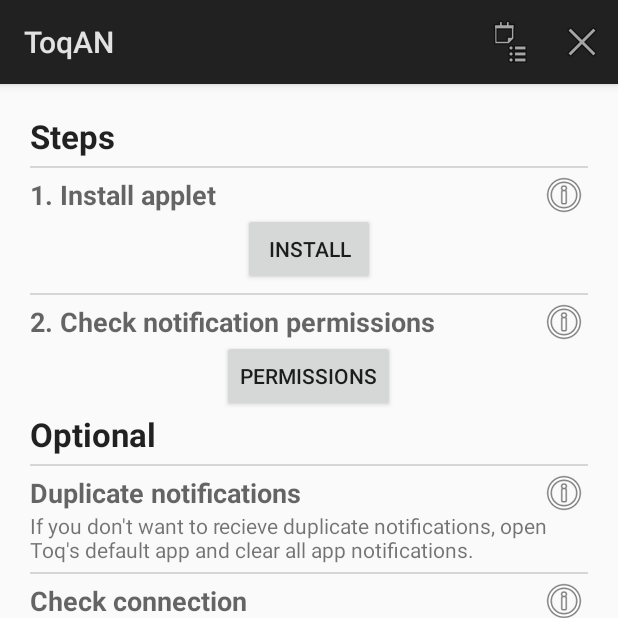
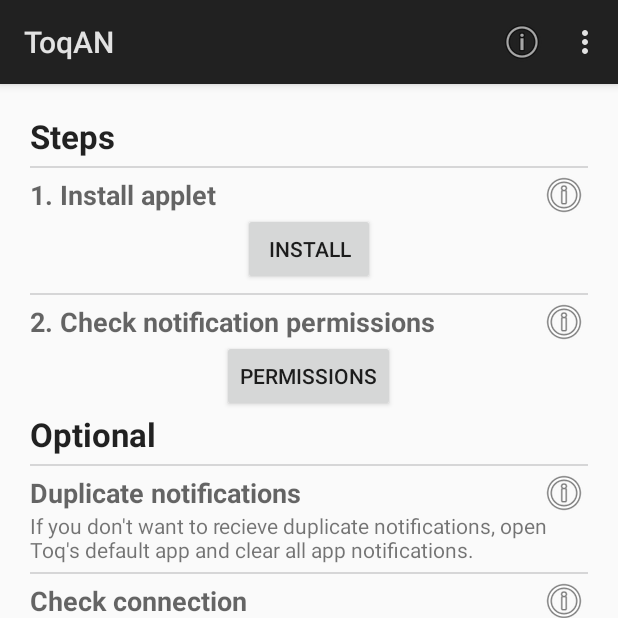
Before and after one commit to alaintxu/toq_alternative_notifications, an Android app: the screen it shows after launch (ToqAlternativeNotifications), on a phone screen of 412 x 824 dp, the top half of it. Run offline under Robolectric (Android 15) with nearby library versions, the phone set to English and light mode, and no system bars.

Commit message:
About Us button added in main activity

```diff
--- a/app/src/main/java/eus/alaintxu/toq_alternative_notifications/ToqAlternativeNotifications.java
+++ b/app/src/main/java/eus/alaintxu/toq_alternative_notifications/ToqAlternativeNotifications.java
@@ -2,6 +2,7 @@ package eus.alaintxu.toq_alternative_notifications;
 
 import android.app.Activity;
 import android.content.Intent;
+import android.net.Uri;
 import android.os.Bundle;
 import android.util.Log;
 import android.view.Menu;
@@ -48,6 +49,10 @@ public class ToqAlternativeNotifications extends Activity{
             case R.id.action_apps:
                 openSettings();
                 return true;
+            case R.id.action_about:
+                String url = "http://alaintxu.github.io/toq_alternative_notifications";
+                Intent browserIntent = new Intent(Intent.ACTION_VIEW, Uri.parse(url));
+                startActivity(browserIntent);
             case R.id.action_stop:
                 toqInterface.destroy();
 
--- a/app/src/main/res/menu/main_actions.xml
+++ b/app/src/main/res/menu/main_actions.xml
@@ -3,9 +3,13 @@
     <item android:id="@+id/action_apps"
         android:icon="@android:drawable/ic_menu_agenda"
         android:title="@string/action_apps"
+        android:showAsAction="never"/>
+    <item android:id="@+id/action_about"
+        android:icon="@android:drawable/ic_menu_info_details"
+        android:title="@string/action_about"
         android:showAsAction="ifRoom"/>
     <item android:id="@+id/action_stop"
         android:icon="@android:drawable/ic_menu_close_clear_cancel"
         android:title="@string/action_stop"
-        android:showAsAction="ifRoom|withText"/>
+        android:showAsAction="never"/>
 </menu>
--- a/app/src/main/res/values/strings.xml
+++ b/app/src/main/res/values/strings.xml
@@ -76,5 +76,6 @@
     <string name="steps_uninstall_deck_of_card_title">Uninstall applet</string>
     <string name="steps_uninstall_deck_of_card">If you are not going to use this app anymore, uninstall the applet clicking the button below and then click on "stop and exit" in the action bar.</string>
     <string name="doc_uninstall_button">Uninstall</string>
+    <string name="action_about">About Us</string>
 
 </resources>
```
